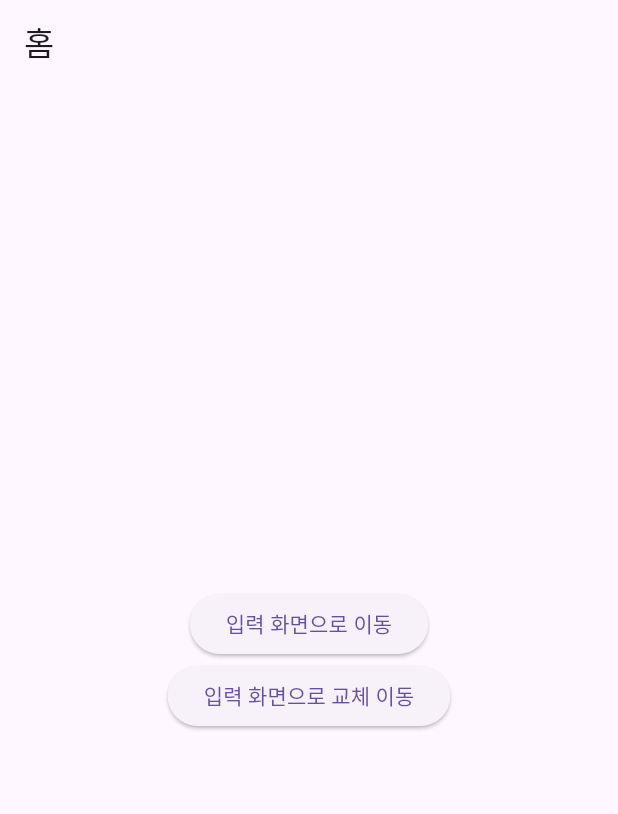
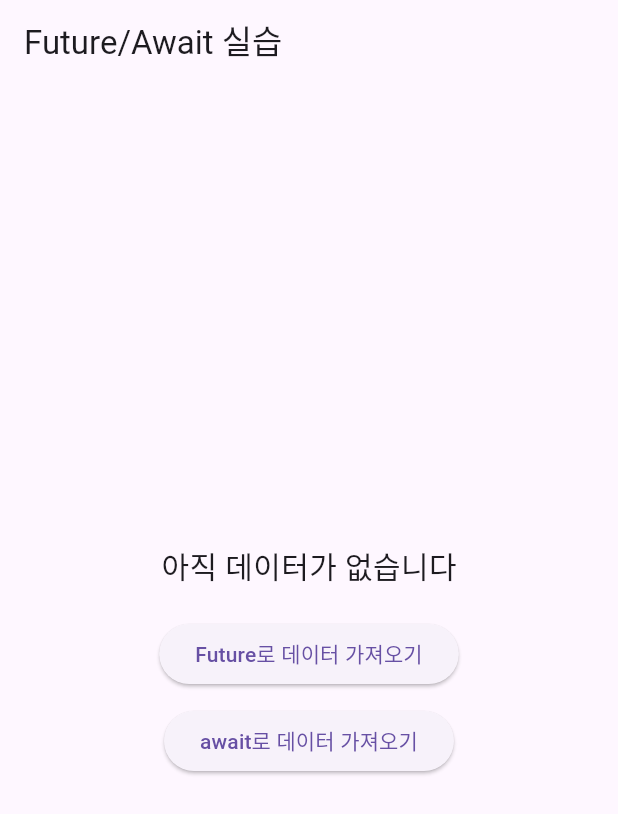
Before and after one commit to Daco2020/hellow_flutter, a Flutter app: the screen it shows after launch, on a phone screen of 412 x 824 dp. Shown: the top 814 px of the screen. Run offline on Flutter 3.47's test engine with Material 3 defaults, Android fonts, the phone set to English and light mode, and no system bars.

Commit message:
06. Flutter 비동기 처리 Future, async/await 알아보기

```diff
--- a/lib/main.dart
+++ b/lib/main.dart
@@ -7,38 +7,86 @@ class MyApp extends StatelessWidget {
 
   @override
   Widget build(BuildContext context) {
-    return MaterialApp(title: 'Navigator 실습', home: const HomeScreen());
+    return const MaterialApp(title: 'Future/Await 실습', home: HomeScreen());
   }
 }
 
-class HomeScreen extends StatelessWidget {
+class HomeScreen extends StatefulWidget {
   const HomeScreen({super.key});
+
+  @override
+  State<HomeScreen> createState() => _HomeScreenState();
+}
+
+class _HomeScreenState extends State<HomeScreen> {
+  String resultText = '아직 데이터가 없습니다';
+  bool isLoading = false;
+
+  // Future 사용 (await 없이)
+  Future<void> getDataWithoutAwait() async {
+    print('1. Future 함수 시작!');
+
+    setState(() {
+      resultText = '요청 보냄 (Future)';
+      isLoading = true;
+    });
+    print('2. Future: setState 완료 (로딩 시작)');
+
+    Future.delayed(const Duration(seconds: 2), () {
+      print('4. Future: 2초 지남! 이제 데이터가 도착했어요');
+      setState(() {
+        resultText = '데이터 도착! (Future)';
+        isLoading = false;
+      });
+      print('5. Future: setState 완료 (로딩 종료)');
+    });
+
+    print('3. Future: 함수 종료 (하지만 데이터는 아직 오는 중...)');
+  }
+
+  // await 사용
+  Future<void> getDataWithAwait() async {
+    print('1. await 함수 시작!');
+
+    setState(() {
+      resultText = '요청 보냄 (await)';
+      isLoading = true;
+    });
+    print('2. await: setState 완료 (로딩 시작)');
+
+    await Future.delayed(const Duration(seconds: 2), () {
+      print('4. await: 2초 지남! 이제 데이터가 도착했어요');
+      setState(() {
+        resultText = '데이터 도착! (await)';
+        isLoading = false;
+      });
+      print('5. await: setState 완료 (로딩 종료)');
+    });
+
+    print('6. await: 함수 종료 (모든 처리가 완료됨)');
+  }
 
   @override
   Widget build(BuildContext context) {
     return Scaffold(
-      appBar: AppBar(title: const Text('홈')),
+      appBar: AppBar(title: const Text('Future/Await 실습')),
       body: Center(
         child: Column(
           mainAxisAlignment: MainAxisAlignment.center,
           children: [
+            if (isLoading)
+              const CircularProgressIndicator()
+            else
+              Text(resultText, style: const TextStyle(fontSize: 20)),
+            const SizedBox(height: 20),
             ElevatedButton(
-              onPressed: () {
-                Navigator.push(
-                  context,
-                  MaterialPageRoute(builder: (_) => const InputScreen()),
-                );
-              },
-              child: const Text('입력 화면으로 이동'),
+              onPressed: getDataWithoutAwait,
+              child: const Text('Future로 데이터 가져오기'),
             ),
+            const SizedBox(height: 10),
             ElevatedButton(
-              onPressed: () {
-                Navigator.pushReplacement(
-                  context,
-                  MaterialPageRoute(builder: (_) => const InputScreen()),
-                );
-              },
-              child: const Text('입력 화면으로 교체 이동'),
+              onPressed: getDataWithAwait,
+              child: const Text('await로 데이터 가져오기'),
             ),
           ],
         ),
@@ -46,84 +94,3 @@ class HomeScreen extends StatelessWidget {
     );
   }
 }
-
-class InputScreen extends StatefulWidget {
-  const InputScreen({super.key});
-
-  @override
-  State<InputScreen> createState() => _InputScreenState();
-}
-
-class _InputScreenState extends State<InputScreen> {
-  final TextEditingController _controller = TextEditingController();
-
-  @override
-  Widget build(BuildContext context) {
-    return Scaffold(
-      appBar: AppBar(title: const Text('입력 화면')),
-      body: Padding(
-        padding: const EdgeInsets.all(16.0),
-        child: Column(
-          children: [
-            TextField(controller: _controller),
-            const SizedBox(height: 20),
-            ElevatedButton(
-              onPressed: () {
-                final input = _controller.text;
-                Navigator.push(
-                  context,
-                  MaterialPageRoute(builder: (_) => ListScreen(value: input)),
-                );
-              },
-              child: const Text('리스트 화면으로 이동'),
-            ),
-            ElevatedButton(
-              onPressed: () {
-                final input = _controller.text;
-                Navigator.pushReplacement(
-                  context,
-                  MaterialPageRoute(builder: (_) => ListScreen(value: input)),
-                );
-              },
-              child: const Text('리스트 화면으로 교체 이동'),
-            ),
-          ],
-        ),
-      ),
-    );
-  }
-}
-
-class ListScreen extends StatelessWidget {
-  final String value;
-
-  const ListScreen({super.key, required this.value});
-
-  @override
-  Widget build(BuildContext context) {
-    return Scaffold(
-      appBar: AppBar(title: const Text('리스트 화면')),
-      body: Center(
-        child: Column(
-          mainAxisAlignment: MainAxisAlignment.center,
-          children: [
-            Text('입력값: $value', style: const TextStyle(fontSize: 24)),
-            const SizedBox(height: 20),
-            ElevatedButton(
-              onPressed: () {
-                Navigator.pop(context); // 한 단계 뒤로
-              },
-              child: const Text('뒤로가기'),
-            ),
-            ElevatedButton(
-              onPressed: () {
-                Navigator.popUntil(context, (route) => route.isFirst);
-              },
-              child: const Text('홈으로 돌아가기'),
-            ),
-          ],
-        ),
-      ),
-    );
-  }
-}
```
